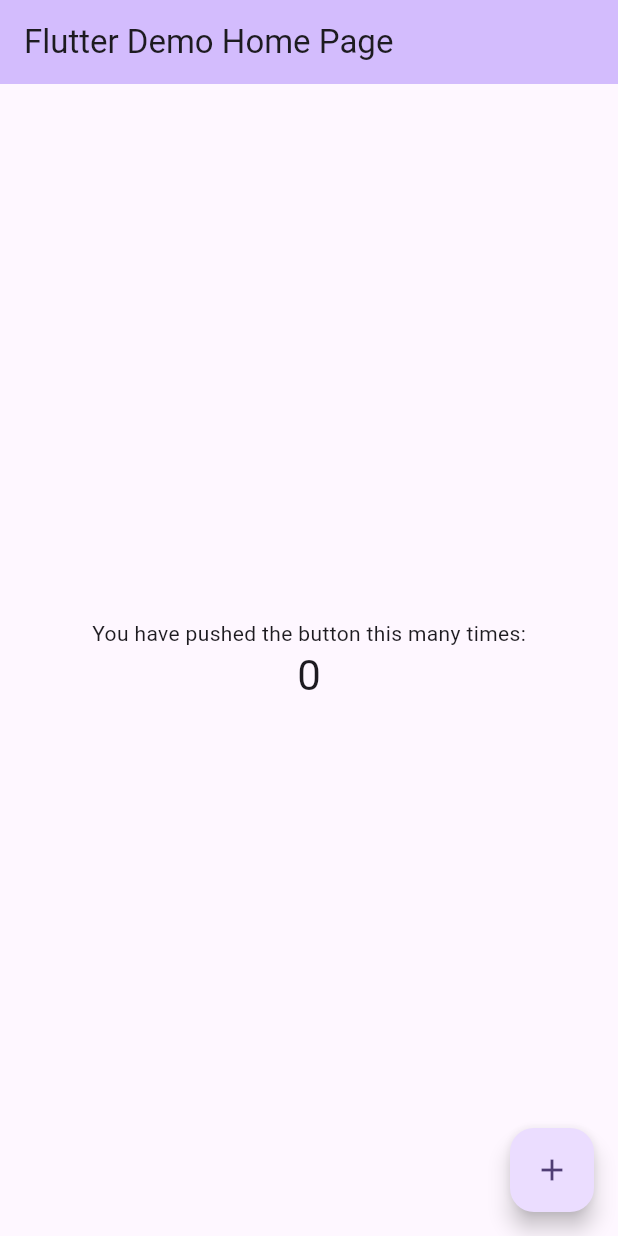
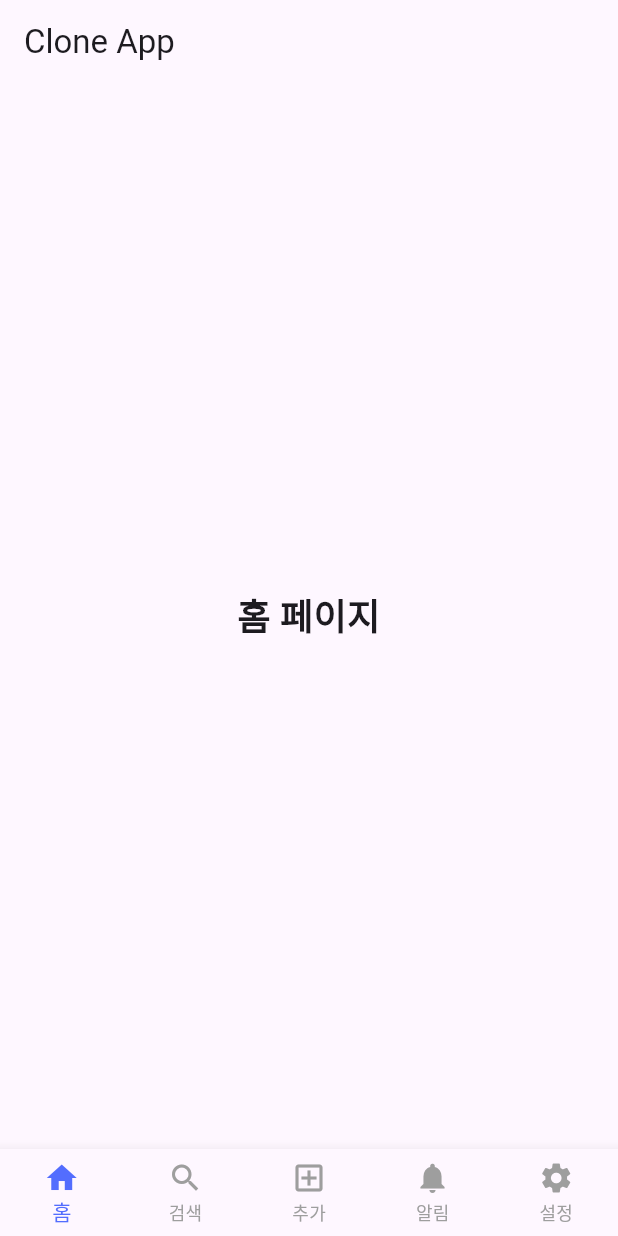
Before and after one commit to kumgold/blind-clone-flutter, a Flutter app: the screen it shows after launch, on a phone screen of 412 x 824 dp. Run offline on Flutter 3.47's test engine with Material 3 defaults, Android fonts, the light colour scheme and no system bars.

Commit message:
📝 update main.dart

```diff
--- a/blind-clone/lib/main.dart
+++ b/blind-clone/lib/main.dart
@@ -7,116 +7,89 @@ void main() {
 class MyApp extends StatelessWidget {
   const MyApp({super.key});
 
-  // This widget is the root of your application.
   @override
   Widget build(BuildContext context) {
     return MaterialApp(
       title: 'Flutter Demo',
       theme: ThemeData(
-        // This is the theme of your application.
-        //
-        // TRY THIS: Try running your application with "flutter run". You'll see
-        // the application has a purple toolbar. Then, without quitting the app,
-        // try changing the seedColor in the colorScheme below to Colors.green
-        // and then invoke "hot reload" (save your changes or press the "hot
-        // reload" button in a Flutter-supported IDE, or press "r" if you used
-        // the command line to start the app).
-        //
-        // Notice that the counter didn't reset back to zero; the application
-        // state is not lost during the reload. To reset the state, use hot
-        // restart instead.
-        //
-        // This works for code too, not just values: Most code changes can be
-        // tested with just a hot reload.
         colorScheme: ColorScheme.fromSeed(seedColor: Colors.deepPurple),
       ),
-      home: const MyHomePage(title: 'Flutter Demo Home Page'),
+      home: const MainPage(),
     );
   }
 }
 
-class MyHomePage extends StatefulWidget {
-  const MyHomePage({super.key, required this.title});
-
-  // This widget is the home page of your application. It is stateful, meaning
-  // that it has a State object (defined below) that contains fields that affect
-  // how it looks.
-
-  // This class is the configuration for the state. It holds the values (in this
-  // case the title) provided by the parent (in this case the App widget) and
-  // used by the build method of the State. Fields in a Widget subclass are
-  // always marked "final".
-
-  final String title;
+// 탭의 상태를 관리하는 메인 페이지 (StatefulWidget)
+class MainPage extends StatefulWidget {
+  const MainPage({super.key});
 
   @override
-  State<MyHomePage> createState() => _MyHomePageState();
+  State<MainPage> createState() => _MainPageState();
 }
 
-class _MyHomePageState extends State<MyHomePage> {
-  int _counter = 0;
+class _MainPageState extends State<MainPage> {
+  // 현재 선택된 탭의 인덱스를 저장할 변수
+  int _selectedIndex = 0;
 
-  void _incrementCounter() {
+  // 각 탭에 해당하는 페이지 위젯들을 리스트로 정의
+  static const List<Widget> _widgetOptions = <Widget>[
+    // 각 탭을 눌렀을 때 보여줄 페이지 위젯들
+    PlaceholderPage(pageTitle: '홈'),
+    PlaceholderPage(pageTitle: '검색'),
+    PlaceholderPage(pageTitle: '추가'),
+    PlaceholderPage(pageTitle: '알림'),
+    PlaceholderPage(pageTitle: '설정'),
+  ];
+
+  // 탭이 선택되었을 때 호출될 함수
+  void _onItemTapped(int index) {
+    // setState를 호출하여 _selectedIndex를 업데이트하고 위젯을 다시 빌드(화면 갱신)
     setState(() {
-      // This call to setState tells the Flutter framework that something has
-      // changed in this State, which causes it to rerun the build method below
-      // so that the display can reflect the updated values. If we changed
-      // _counter without calling setState(), then the build method would not be
-      // called again, and so nothing would appear to happen.
-      _counter++;
+      _selectedIndex = index;
     });
   }
 
   @override
   Widget build(BuildContext context) {
-    // This method is rerun every time setState is called, for instance as done
-    // by the _incrementCounter method above.
-    //
-    // The Flutter framework has been optimized to make rerunning build methods
-    // fast, so that you can just rebuild anything that needs updating rather
-    // than having to individually change instances of widgets.
     return Scaffold(
-      appBar: AppBar(
-        // TRY THIS: Try changing the color here to a specific color (to
-        // Colors.amber, perhaps?) and trigger a hot reload to see the AppBar
-        // change color while the other colors stay the same.
-        backgroundColor: Theme.of(context).colorScheme.inversePrimary,
-        // Here we take the value from the MyHomePage object that was created by
-        // the App.build method, and use it to set our appbar title.
-        title: Text(widget.title),
+      appBar: AppBar(title: const Text('Clone App')),
+      // _selectedIndex에 따라 _widgetOptions 리스트에서 적절한 페이지를 선택하여 표시
+      body: Center(child: _widgetOptions.elementAt(_selectedIndex)),
+
+      bottomNavigationBar: BottomNavigationBar(
+        items: const <BottomNavigationBarItem>[
+          BottomNavigationBarItem(icon: Icon(Icons.home), label: '홈'),
+          BottomNavigationBarItem(icon: Icon(Icons.search), label: '검색'),
+          BottomNavigationBarItem(
+            icon: Icon(Icons.add_box_outlined),
+            label: '추가',
+          ),
+          BottomNavigationBarItem(icon: Icon(Icons.notifications), label: '알림'),
+          BottomNavigationBarItem(icon: Icon(Icons.settings), label: '설정'),
+        ],
+        currentIndex: _selectedIndex, // 현재 활성화된 탭 인덱스
+        selectedItemColor: Colors.indigoAccent,
+        unselectedItemColor: Colors.grey,
+        onTap: _onItemTapped,
+        showUnselectedLabels: true,
+        type: BottomNavigationBarType.fixed, // 4개 이상 탭에서 디자인이 바뀌지 않도록 고정
       ),
-      body: Center(
-        // Center is a layout widget. It takes a single child and positions it
-        // in the middle of the parent.
-        child: Column(
-          // Column is also a layout widget. It takes a list of children and
-          // arranges them vertically. By default, it sizes itself to fit its
-          // children horizontally, and tries to be as tall as its parent.
-          //
-          // Column has various properties to control how it sizes itself and
-          // how it positions its children. Here we use mainAxisAlignment to
-          // center the children vertically; the main axis here is the vertical
-          // axis because Columns are vertical (the cross axis would be
-          // horizontal).
-          //
-          // TRY THIS: Invoke "debug painting" (choose the "Toggle Debug Paint"
-          // action in the IDE, or press "p" in the console), to see the
-          // wireframe for each widget.
-          mainAxisAlignment: MainAxisAlignment.center,
-          children: <Widget>[
-            const Text('You have pushed the button this many times:'),
-            Text(
-              '$_counter',
-              style: Theme.of(context).textTheme.headlineMedium,
-            ),
-          ],
-        ),
-      ),
-      floatingActionButton: FloatingActionButton(
-        onPressed: _incrementCounter,
-        tooltip: 'Increment',
-        child: const Icon(Icons.add),
-      ), // This trailing comma makes auto-formatting nicer for build methods.
     );
   }
 }
+
+class PlaceholderPage extends StatelessWidget {
+  final String pageTitle;
+
+  const PlaceholderPage({super.key, required this.pageTitle});
+
+  @override
+  Widget build(BuildContext context) {
+    return Center(
+      child: Text(
+        '$pageTitle 페이지',
+        style: const TextStyle(fontSize: 24, fontWeight: FontWeight.bold),
+      ),
+    );
+  }
+}
```
Also changed, not shown: blind-clone/lib/ui/home.dart (added), blind-clone/lib/ui/settings.dart (added).
